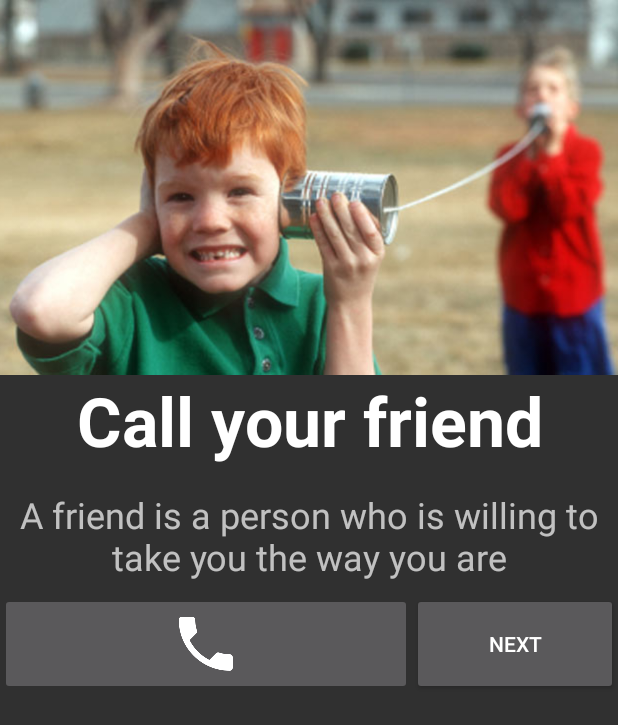
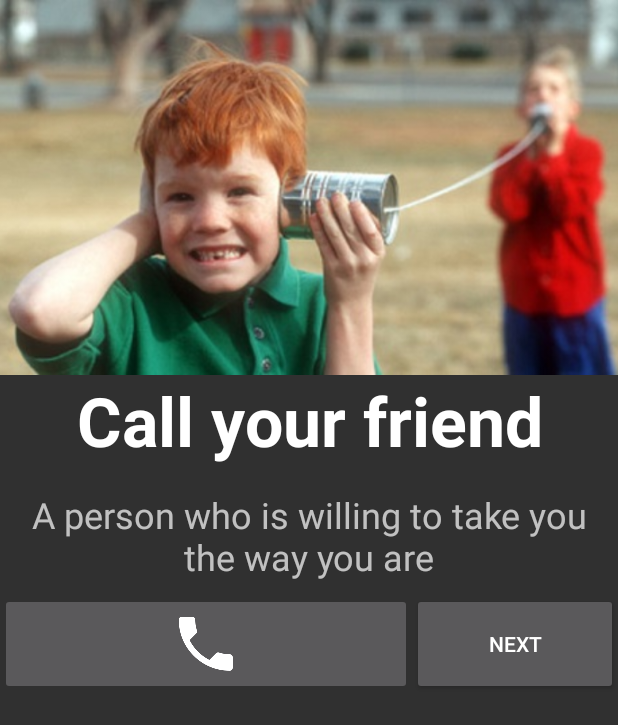
Before and after one commit to marianpetruk/ways-to-spend-your-time, an Android app: the screen it shows after launch (CallFriend), on a phone screen of 412 x 824 dp. Shown: the top 725 px of the screen. Run offline under Robolectric (Android 15) with nearby library versions, the phone set to English and light mode, and no system bars.

Commit message:
Added new activity "Read"

```diff
--- a/app/src/main/AndroidManifest.xml
+++ b/app/src/main/AndroidManifest.xml
@@ -3,13 +3,13 @@
     package="com.lukomskyi.roman.waystospendyourtime">
 
     <uses-permission android:name="android.permission.CALL_PHONE" />
+
     <application
         android:allowBackup="true"
         android:icon="@mipmap/ic_launcher"
         android:label="@string/app_name"
         android:supportsRtl="true"
         android:theme="@style/Theme.AppCompat.NoActionBar">
-
         <activity android:name=".CallFriend">
             <intent-filter>
                 <action android:name="android.intent.action.MAIN" />
@@ -17,6 +17,7 @@
                 <category android:name="android.intent.category.LAUNCHER" />
             </intent-filter>
         </activity>
+        <activity android:name=".ReadActivity"></activity>
     </application>
 
 </manifest>
--- a/app/src/main/java/com/lukomskyi/roman/waystospendyourtime/CallFriend.java
+++ b/app/src/main/java/com/lukomskyi/roman/waystospendyourtime/CallFriend.java
@@ -1,30 +1,44 @@
 package com.lukomskyi.roman.waystospendyourtime;
 
-import android.Manifest;
 import android.content.Intent;
-import android.content.pm.PackageManager;
-import android.net.Uri;
-import android.support.v4.app.ActivityCompat;
+import android.graphics.Bitmap;
+import android.graphics.drawable.BitmapDrawable;
+import android.graphics.drawable.Drawable;
 import android.support.v7.app.AppCompatActivity;
 import android.os.Bundle;
+import android.util.Log;
 import android.view.View;
+import android.widget.Button;
 import android.widget.ImageButton;
 import android.widget.ImageView;
 
 public class CallFriend extends AppCompatActivity {
     ImageButton btnCall;
+    Button btnNext;
+    ImageView image;
+    Drawable drawable;
 
     @Override
     protected void onCreate(Bundle savedInstanceState) {
         super.onCreate(savedInstanceState);
         setContentView(R.layout.activity_call_friend);
-        btnCall = (ImageButton) findViewById(R.id.call_button);
+        btnCall = (ImageButton) findViewById(R.id.btn_call);
+        btnNext = (Button)findViewById(R.id.btn_call_next);
+        image = (ImageView)findViewById(R.id.call_boys);
+        drawable = image.getDrawable();
         btnCall.setOnClickListener(new View.OnClickListener() {
             @Override
             public void onClick(View v) {
                 Intent intent = new Intent(Intent.ACTION_DIAL);
-            //    intent.setData(Uri.parse("tel:0123456789"));
                 startActivity(intent);
+            }
+        });
+
+        btnNext.setOnClickListener(new View.OnClickListener() {
+            @Override
+            public void onClick(View v) {
+                Intent intent = new Intent(CallFriend.this, ReadActivity.class);
+                CallFriend.this.startActivity(intent);
             }
         });
     }
--- a/app/src/main/res/layout/activity_call_friend.xml
+++ b/app/src/main/res/layout/activity_call_friend.xml
@@ -19,21 +19,16 @@
         android:src="@drawable/call_friend" />
 
     <TextView
-        android:layout_width="match_parent"
-        android:layout_height="wrap_content"
-        android:layout_marginBottom="8dp"
-        android:gravity="center"
+        style="@style/TextProps"
         android:text="@string/call"
-        android:textColor="#FFF"
-        android:textSize="45sp"
-        android:textStyle="bold" />
+       />
     <TextView
         android:layout_width="match_parent"
         android:layout_height="wrap_content"
         android:text="@string/friend_def"
         android:textSize="24sp"
         android:padding="8dp"
-        android:textAlignment="center"/>
+        android:gravity="center"/>
 
     <LinearLayout
         android:layout_width="match_parent"
@@ -41,16 +36,17 @@
         android:orientation="horizontal">
 
         <ImageButton
-            android:id="@+id/call_button"
+            android:id="@+id/btn_call"
             android:layout_width="0dp"
             android:layout_height="wrap_content"
             android:layout_weight="2"
             android:src="@drawable/ic_call_white_48dp"/>
 
         <Button
+            android:id="@+id/btn_call_next"
             android:layout_width="0dp"
             android:layout_height="match_parent"
             android:layout_weight="1"
-            android:text="Next" />
+            android:text="@string/next" />
     </LinearLayout>
 </LinearLayout>
--- a/app/src/main/res/values/strings.xml
+++ b/app/src/main/res/values/strings.xml
@@ -1,5 +1,8 @@
 <resources>
     <string name="app_name">Ways to spend your time</string>
     <string name="call">Call your friend</string>
-    <string name="friend_def">A friend is a person who is willing to take you the way you are</string>
+    <string name="friend_def">A person who is willing to take you the way you are</string>
+    <string name="read">Read</string>
+    <string name="reading_def">Gain access to everything from the old classics to the latest best-sellers</string>
+    <string name="next">Next</string>
 </resources>
--- a/app/src/main/res/values/styles.xml
+++ b/app/src/main/res/values/styles.xml
@@ -8,4 +8,14 @@
         <item name="colorAccent">@color/colorAccent</item>
     </style>
 
+    <style name="TextProps">
+        <item name="android:layout_width">match_parent</item>
+        <item name="android:layout_height">wrap_content</item>
+        <item name="android:layout_marginBottom">8dp</item>
+        <item name="android:gravity">center</item>
+        <item name="android:textColor">#FFF</item>
+        <item name="android:textSize">45sp</item>
+        <item name="android:textStyle">bold</item>
+    </style>
+
 </resources>
```
Also changed, not shown: app/src/main/res/drawable/call_friend.jpg.
